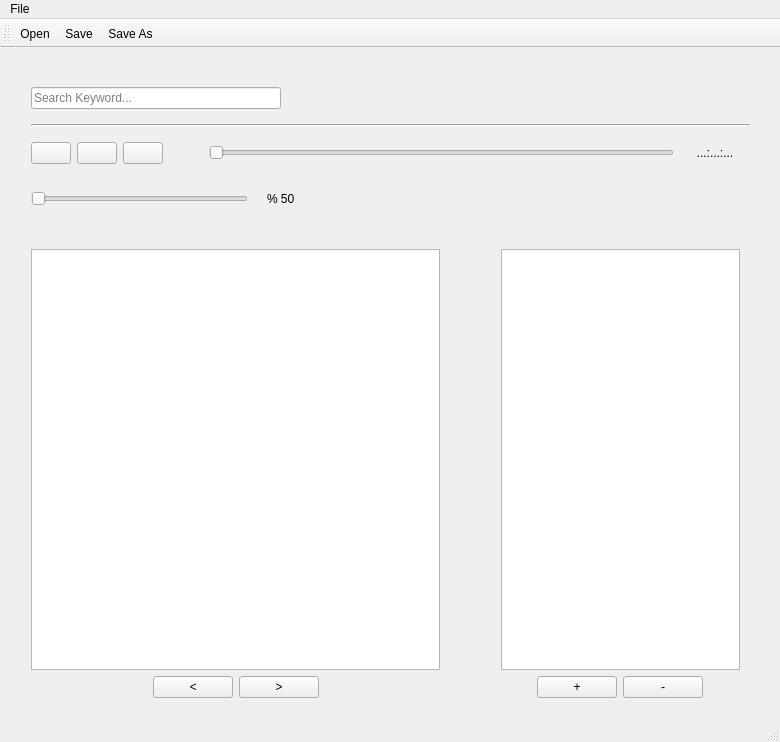
cagdasc/CacaTube, file mainwindow.ui: the form before one commit.
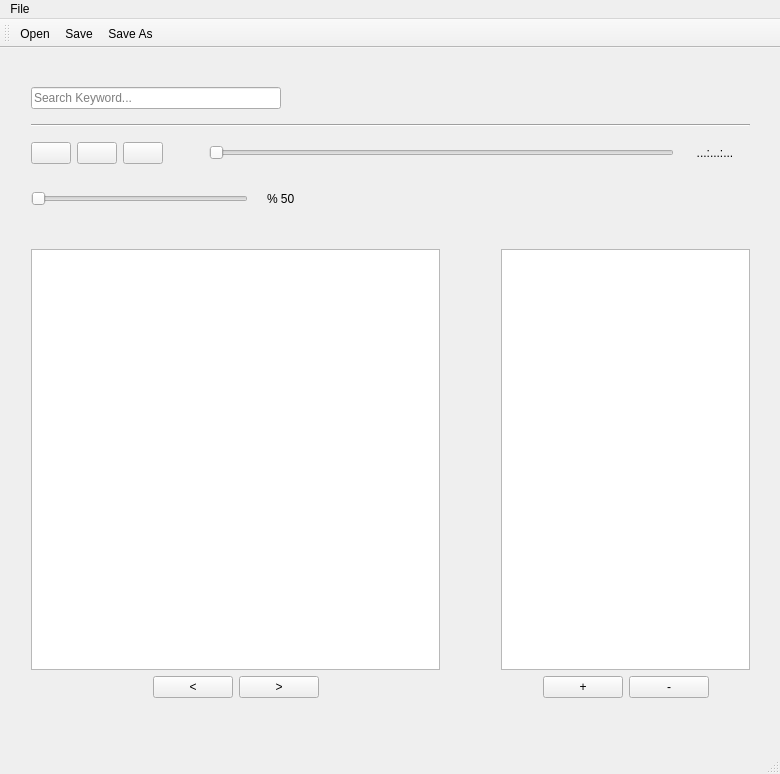
The form after the commit. Icons and pictures are not drawn.

The edit to the form file:
```diff
--- a/mainwindow.ui
+++ b/mainwindow.ui
@@ -7,19 +7,19 @@
     <x>0</x>
     <y>0</y>
     <width>780</width>
-    <height>742</height>
+    <height>774</height>
    </rect>
   </property>
   <property name="minimumSize">
    <size>
     <width>780</width>
-    <height>696</height>
+    <height>774</height>
    </size>
   </property>
   <property name="maximumSize">
    <size>
     <width>790</width>
-    <height>742</height>
+    <height>774</height>
    </size>
   </property>
   <property name="windowTitle">
@@ -413,7 +413,7 @@
      <rect>
       <x>490</x>
       <y>190</y>
-      <width>261</width>
+      <width>271</width>
       <height>471</height>
      </rect>
     </property>
```
Left out of the diff: 45 changed lines with no effect on the pictures.
